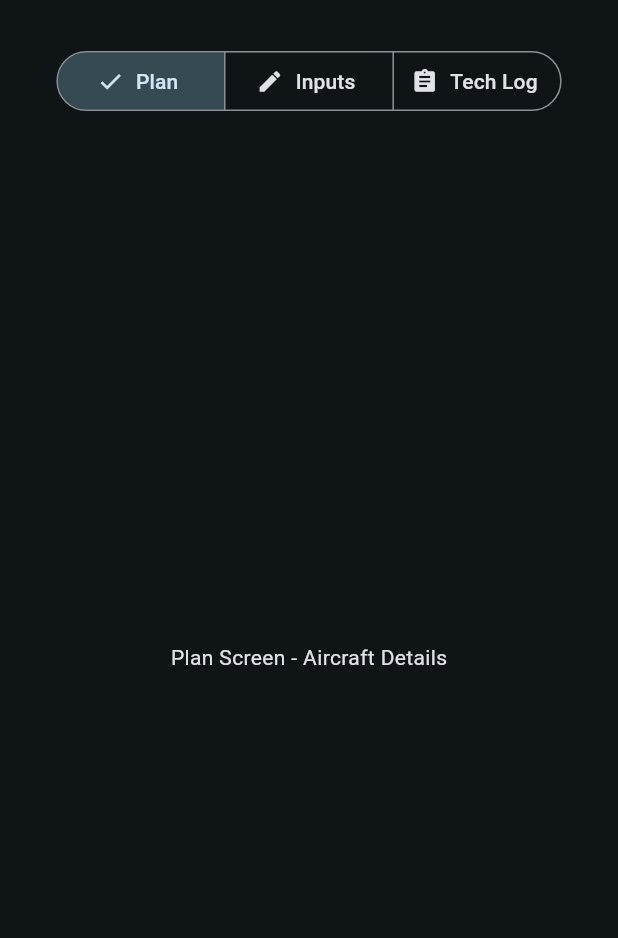
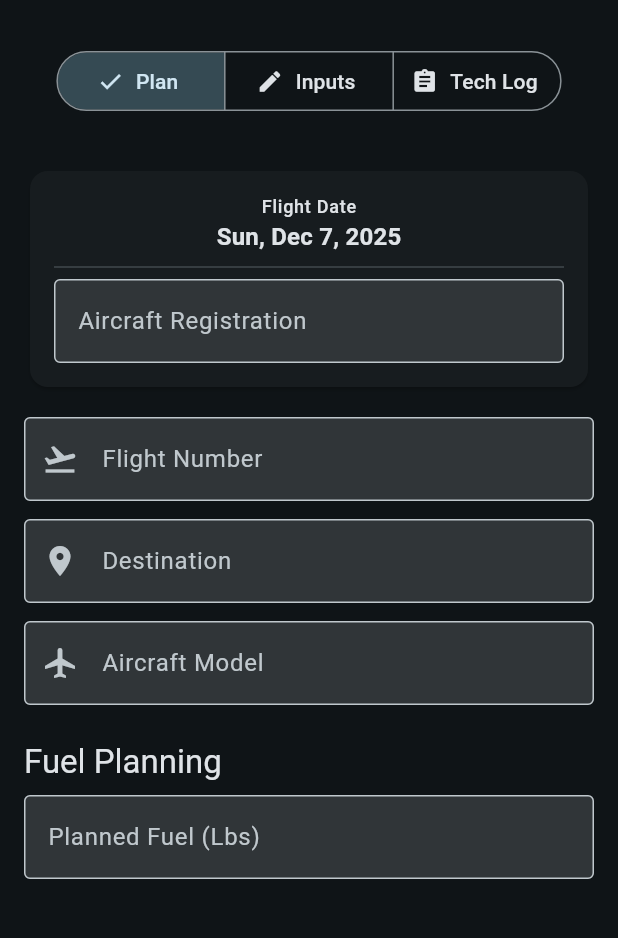
Before and after one commit to Edu-Fortes/flutter-fuel-calculator, a Flutter app: the screen it shows after launch, on a phone screen of 412 x 824 dp, the part 63-1001 px from its top. Run offline on Flutter 3.47's test engine with Material 3 defaults, Android fonts, the phone set to English and light mode, and no system bars; our stand-ins replace go_router.

Commit message:
feat(plan_screen): convert to StatefulWidget and enhance flight details input

```diff
--- a/lib/features/calculator/presentation/screens/plan_screen.dart
+++ b/lib/features/calculator/presentation/screens/plan_screen.dart
@@ -1,9 +1,180 @@
 import 'package:flutter/material.dart';
+import 'package:intl/intl.dart';
+import 'package:provider/provider.dart';
+import '../../logic/calculator_controller.dart';
 
-class PlanScreen extends StatelessWidget {
+class PlanScreen extends StatefulWidget {
   const PlanScreen({super.key});
+
+  @override
+  State<PlanScreen> createState() => _PlanScreenState();
+}
+
+class _PlanScreenState extends State<PlanScreen> {
+  // Controllers to keep text fields in sync
+  final TextEditingController _regController = TextEditingController();
+  final TextEditingController _flightNumController = TextEditingController();
+  final TextEditingController _destController = TextEditingController();
+  final TextEditingController _modelController = TextEditingController();
+  final TextEditingController _plannedFuelController = TextEditingController();
+
+  @override
+  void dispose() {
+    _regController.dispose();
+    _flightNumController.dispose();
+    _destController.dispose();
+    _modelController.dispose();
+    _plannedFuelController.dispose();
+    super.dispose();
+  }
+
   @override
   Widget build(BuildContext context) {
-    return const Center(child: Text('Plan Screen - Aircraft Details'));
+    final controller = context.watch<CalculatorController>();
+    final plan = controller.plan;
+    final theme = Theme.of(context);
+
+    // Date Format
+    final dateStr = DateFormat('EEE, MMM d, yyyy').format(plan.date);
+
+    return SingleChildScrollView(
+      padding: const EdgeInsets.all(16.0),
+      child: Column(
+        crossAxisAlignment: CrossAxisAlignment.stretch,
+        children: [
+          // 1. Date & Registration Header
+          Card(
+            child: Padding(
+              padding: const EdgeInsets.all(16.0),
+              child: Column(
+                children: [
+                  Text('Flight Date', style: theme.textTheme.labelMedium),
+                  Text(
+                    dateStr,
+                    style: theme.textTheme.titleMedium?.copyWith(
+                      fontWeight: FontWeight.bold,
+                    ),
+                  ),
+                  const Divider(),
+                  TextField(
+                    controller: _regController,
+                    decoration: const InputDecoration(
+                      labelText: 'Aircraft Registration',
+                    ),
+                    onChanged: (val) =>
+                        controller.updateFlightDetails(reg: val),
+                  ),
+                ],
+              ),
+            ),
+          ),
+          const SizedBox(height: 16),
+
+          // 2. Flight Details
+          TextField(
+            controller: _flightNumController,
+            decoration: const InputDecoration(
+              labelText: 'Flight Number',
+              prefixIcon: Icon(Icons.flight_takeoff),
+            ),
+            onChanged: (val) => controller.updateFlightDetails(flightNum: val),
+          ),
+          const SizedBox(height: 12),
+          TextField(
+            controller: _destController,
+            decoration: const InputDecoration(
+              labelText: 'Destination',
+              prefixIcon: Icon(Icons.location_on),
+            ),
+            onChanged: (val) => controller.updateFlightDetails(dest: val),
+          ),
+          const SizedBox(height: 12),
+          TextField(
+            controller: _modelController,
+            decoration: const InputDecoration(
+              labelText: 'Aircraft Model',
+              prefixIcon: Icon(Icons.airplanemode_active),
+            ),
+            onChanged: (val) => controller.updateFlightDetails(model: val),
+          ),
+          const SizedBox(height: 24),
+
+          // 3. Planned Fuel Input
+          Text('Fuel Planning', style: theme.textTheme.titleLarge),
+          const SizedBox(height: 8),
+          TextField(
+            controller: _plannedFuelController,
+            keyboardType: const TextInputType.numberWithOptions(decimal: true),
+            decoration: const InputDecoration(
+              labelText: 'Planned Fuel (Lbs)',
+              suffixText: 'Lbs',
+              border: OutlineInputBorder(),
+            ),
+            onChanged: (val) => controller.updatePlannedFuel(val),
+          ),
+
+          const SizedBox(height: 16),
+
+          // 4. Dynamic Distribution Display
+          if (plan.plannedFuel > 0) ...[
+            Container(
+              padding: const EdgeInsets.all(16),
+              decoration: BoxDecoration(
+                color: theme.colorScheme.secondaryContainer,
+                borderRadius: BorderRadius.circular(12),
+                border: Border.all(
+                  color: theme.colorScheme.primary.withValues(alpha: 0.5),
+                ),
+              ),
+              child: Column(
+                children: [
+                  Text(
+                    'Required Distribution',
+                    style: theme.textTheme.titleMedium?.copyWith(
+                      color: theme.colorScheme.onSecondaryContainer,
+                    ),
+                  ),
+                  const SizedBox(height: 12),
+                  Row(
+                    mainAxisAlignment: MainAxisAlignment.spaceEvenly,
+                    children: [
+                      _buildTankValue(
+                        context,
+                        'Left',
+                        plan.suggestedDistribution.left,
+                      ),
+                      _buildTankValue(
+                        context,
+                        'Center',
+                        plan.suggestedDistribution.center,
+                      ),
+                      _buildTankValue(
+                        context,
+                        'Right',
+                        plan.suggestedDistribution.right,
+                      ),
+                    ],
+                  ),
+                ],
+              ),
+            ),
+          ],
+        ],
+      ),
+    );
+  }
+
+  Widget _buildTankValue(BuildContext context, String label, double value) {
+    return Column(
+      children: [
+        Text(label, style: Theme.of(context).textTheme.bodySmall),
+        Text(
+          value.toStringAsFixed(1), // 1 Decimal Place Rule
+          style: Theme.of(
+            context,
+          ).textTheme.headlineSmall?.copyWith(fontWeight: FontWeight.bold),
+        ),
+      ],
+    );
   }
 }
```
